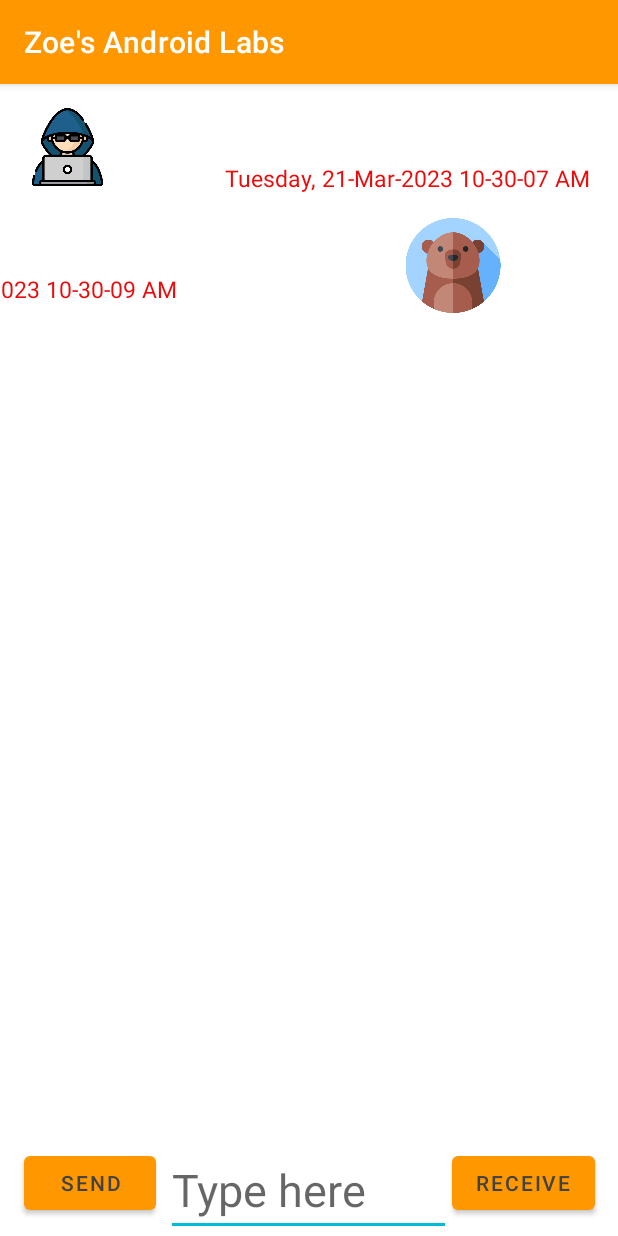
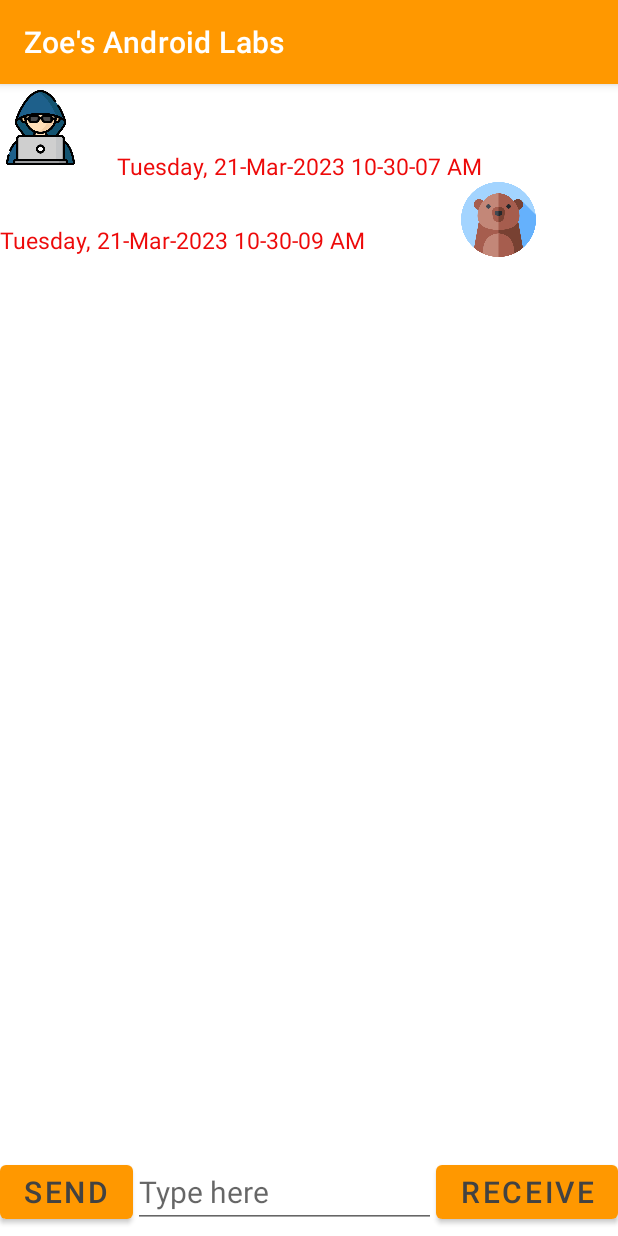
Before and after one commit to zoegong0019/Zoe_AndroidLabs, an Android app: the screen it shows after launch (ChatRoom), after a tap on "RECEIVE", on a phone screen of 412 x 824 dp. Run offline under Robolectric (Android 15) with nearby library versions, the light colour scheme and no system bars; our stand-ins replace Room's generated code; 1 other tap on this screen came first.

Commit message:
Finished week8

```diff
--- a/app/src/main/java/algonquin/cst2335/gong0019/data/ChatViewModel.java
+++ b/app/src/main/java/algonquin/cst2335/gong0019/data/ChatViewModel.java
@@ -7,4 +7,6 @@ import java.util.ArrayList;
 
 public class ChatViewModel extends ViewModel {
     public MutableLiveData<ArrayList<ChatMessage>> messages = new MutableLiveData<>();
+    public MutableLiveData<ChatMessage> selectedmessages = new MutableLiveData<>();
+
 }
--- /dev/null
+++ b/app/src/main/res/layout-sw600dp/activity_chat_room.xml
@@ -0,0 +1,67 @@
+<?xml version="1.0" encoding="utf-8"?>
+
+<androidx.constraintlayout.widget.ConstraintLayout
+    xmlns:android="http://schemas.android.com/apk/res/android"
+    xmlns:app="http://schemas.android.com/apk/res-auto"
+    xmlns:tools="http://schemas.android.com/tools"
+    android:layout_width="match_parent"
+    android:layout_height="match_parent"
+    tools:context=".ChatRoom">
+
+<androidx.recyclerview.widget.RecyclerView
+    android:id="@+id/recyclerview"
+    android:layout_width="300dp"
+    android:layout_height="0dp"
+    app:layout_constraintBottom_toBottomOf="parent"
+    app:layout_constraintStart_toStartOf="parent"
+    app:layout_constraintTop_toTopOf="parent"
+    app:layout_constraintVertical_bias="0.00"  />
+
+    <Button
+        android:id="@+id/button"
+        android:layout_width="wrap_content"
+        android:layout_height="wrap_content"
+        android:layout_marginBottom="5dp"
+        android:text="@string/send"
+        android:textColor="#424242"
+        android:textSize="20sp"
+        app:layout_constraintBottom_toBottomOf="parent"
+        app:layout_constraintStart_toStartOf="parent"
+        tools:ignore="TextSizeCheck" />
+
+    <EditText
+        android:id="@+id/textInput"
+        android:layout_width="0dp"
+        android:layout_height="wrap_content"
+        android:layout_marginBottom="5dp"
+        android:hint="@string/type"
+        android:textSize="20sp"
+        app:layout_constraintBottom_toBottomOf="parent"
+        app:layout_constraintEnd_toStartOf="@+id/button1"
+        app:layout_constraintStart_toEndOf="@+id/button"
+        android:inputType="text"
+        android:autofillHints="" />
+
+    <Button
+        android:id="@+id/button1"
+        android:layout_width="wrap_content"
+        android:layout_height="48dp"
+        android:text="@string/receive"
+        android:textColor="#424242"
+        android:textSize="20sp"
+        app:layout_constraintBottom_toBottomOf="@id/button"
+        app:layout_constraintEnd_toStartOf="@+id/fragmentLocation"
+        app:layout_constraintTop_toTopOf="@+id/button"
+        tools:ignore="TextSizeCheck" />
+
+            <FrameLayout
+                android:id="@+id/fragmentLocation"
+                android:layout_width="0dp"
+                android:layout_height="0dp"
+                android:background="@color/purple_200"
+                app:layout_constraintBottom_toBottomOf="parent"
+                app:layout_constraintEnd_toEndOf="parent"
+                app:layout_constraintStart_toEndOf="@+id/recyclerview"
+                app:layout_constraintTop_toTopOf="parent" ></FrameLayout>
+
+    </androidx.constraintlayout.widget.ConstraintLayout>
--- a/app/src/main/res/layout/activity_chat_room.xml
+++ b/app/src/main/res/layout/activity_chat_room.xml
@@ -1,60 +1,65 @@
 <?xml version="1.0" encoding="utf-8"?>
 
-<androidx.constraintlayout.widget.ConstraintLayout
+<LinearLayout
     xmlns:android="http://schemas.android.com/apk/res/android"
     xmlns:app="http://schemas.android.com/apk/res-auto"
     xmlns:tools="http://schemas.android.com/tools"
     android:layout_width="match_parent"
     android:layout_height="match_parent"
-    tools:context=".ChatRoom">
+    tools:context=".ChatRoom"
+    android:orientation="horizontal">
+
+        <FrameLayout
+            android:id="@+id/fragmentLocation"
+            android:layout_width="match_parent"
+            android:layout_height="match_parent">
+
+        <androidx.constraintlayout.widget.ConstraintLayout
+            android:layout_width="match_parent"
+            android:layout_height="match_parent">
+
+                <androidx.recyclerview.widget.RecyclerView
+                    android:id="@+id/recyclerview"
+                    android:layout_width="0dp"
+                    android:layout_height="0dp"
+                    app:layout_constraintBottom_toBottomOf="parent"
+                    app:layout_constraintEnd_toEndOf="parent"
+                    app:layout_constraintStart_toStartOf="parent"
+                    app:layout_constraintTop_toTopOf="parent"/>
 
         <Button
             android:id="@+id/button"
             android:layout_width="wrap_content"
             android:layout_height="wrap_content"
+            android:layout_marginBottom="5dp"
+            android:textSize="20dp"
             android:text="@string/send"
             android:textColor="#424242"
             app:layout_constraintBottom_toBottomOf="parent"
-            app:layout_constraintEnd_toEndOf="parent"
-            app:layout_constraintHorizontal_bias="0.049"
-            app:layout_constraintStart_toStartOf="parent"
-            app:layout_constraintTop_toTopOf="parent"
-            app:layout_constraintVertical_bias="0.984" />
+            app:layout_constraintStart_toStartOf="parent" />
 
         <EditText
             android:id="@+id/textInput"
-            android:layout_width="190dp"
+            android:layout_width="0dp"
             android:layout_height="wrap_content"
-            android:layout_marginTop="32dp"
+            android:layout_marginBottom="5dp"
             android:autofillHints=""
             android:hint="@string/type"
-            android:textSize="30sp"
+            android:textSize="20dp"
             app:layout_constraintBottom_toBottomOf="parent"
-            app:layout_constraintEnd_toEndOf="parent"
-            app:layout_constraintHorizontal_bias="0.497"
-            app:layout_constraintStart_toStartOf="parent"
-            app:layout_constraintTop_toTopOf="parent"
-            app:layout_constraintVertical_bias="1.0"
-            tools:ignore="TextFields,VisualLintTextFieldSize" />
+            app:layout_constraintEnd_toStartOf="@+id/button1"
+            app:layout_constraintStart_toEndOf="@+id/button" />
 
         <Button
             android:id="@+id/button1"
             android:layout_width="wrap_content"
             android:layout_height="wrap_content"
+            android:layout_marginBottom="5dp"
             android:text="@string/receive"
             android:textColor="#424242"
+            android:textSize="20dp"
             app:layout_constraintBottom_toBottomOf="parent"
-            app:layout_constraintEnd_toEndOf="parent"
-            app:layout_constraintHorizontal_bias="0.952"
-            app:layout_constraintStart_toStartOf="parent"
-            app:layout_constraintTop_toTopOf="parent"
-            app:layout_constraintVertical_bias="0.984" />
-
-        <androidx.recyclerview.widget.RecyclerView
-            android:id="@+id/recyclerview"
-            android:layout_width="409dp"
-            android:layout_height="wrap_content"
-            app:layout_constraintStart_toStartOf="parent"
-            app:layout_constraintTop_toTopOf="parent" />
-
-</androidx.constraintlayout.widget.ConstraintLayout>
+            app:layout_constraintEnd_toEndOf="parent" />
+            </androidx.constraintlayout.widget.ConstraintLayout>
+        </FrameLayout>
+    </LinearLayout>
--- a/app/src/main/res/layout/receive_message.xml
+++ b/app/src/main/res/layout/receive_message.xml
@@ -3,43 +3,35 @@
     xmlns:app="http://schemas.android.com/apk/res-auto"
     xmlns:tools="http://schemas.android.com/tools"
     android:layout_width="match_parent"
-    android:layout_height="match_parent">
+    android:layout_height="wrap_content">
 
     <TextView
         android:id="@+id/message"
         android:layout_width="wrap_content"
         android:layout_height="wrap_content"
-        android:layout_marginStart="156dp"
-        android:layout_marginTop="32dp"
         android:text="@string/message_goes_here"
-        android:textSize="20sp"
+        android:textSize="22dp"
         app:layout_constraintEnd_toStartOf="@+id/imageView"
-        app:layout_constraintStart_toStartOf="parent"
         app:layout_constraintTop_toTopOf="parent" />
 
     <TextView
         android:id="@+id/time"
         android:layout_width="wrap_content"
         android:layout_height="wrap_content"
-        android:layout_marginTop="52dp"
-        android:layout_marginEnd="292dp"
+        android:layout_marginTop="28dp"
+        android:layout_marginEnd="64dp"
+
         android:text="@string/time_goes_here"
-        android:textSize="15sp"
-        app:layout_constraintBottom_toBottomOf="parent"
-        app:layout_constraintEnd_toEndOf="parent"
-        app:layout_constraintTop_toTopOf="parent"
-        app:layout_constraintVertical_bias="0.056"
-        tools:ignore="VisualLintBounds" />
+        android:textSize="15dp"
+        app:layout_constraintEnd_toStartOf="@+id/message"
+        app:layout_constraintTop_toTopOf="@+id/message"
+        tools:ignore="TextSizeCheck" />
 
     <ImageView
         android:id="@+id/imageView"
-        android:layout_width="73dp"
-        android:layout_height="63dp"
-        android:layout_marginTop="16dp"
-        android:layout_marginEnd="16dp"
-        android:contentDescription="@string/todo"
+        android:layout_width="50dp"
+        android:layout_height="50dp"
         app:layout_constraintEnd_toEndOf="parent"
-        app:layout_constraintStart_toEndOf="@+id/message"
         app:layout_constraintTop_toTopOf="parent"
         app:srcCompat="@drawable/bear" />
 
--- a/app/src/main/res/layout/sent_message.xml
+++ b/app/src/main/res/layout/sent_message.xml
@@ -3,16 +3,17 @@
     xmlns:app="http://schemas.android.com/apk/res-auto"
     xmlns:tools="http://schemas.android.com/tools"
     android:layout_width="match_parent"
-    android:layout_height="match_parent">
+    android:layout_height="wrap_content">
 
     <TextView
         android:id="@+id/message"
         android:layout_width="wrap_content"
         android:layout_height="wrap_content"
-        android:layout_marginStart="92dp"
-        android:layout_marginTop="32dp"
+        android:layout_marginTop="4dp"
         android:text="@string/message_goes_here"
-        android:textSize="20sp"
+        android:textSize="22dp"
+        app:layout_constraintEnd_toEndOf="parent"
+        app:layout_constraintHorizontal_bias="0.243"
         app:layout_constraintStart_toStartOf="parent"
         app:layout_constraintTop_toTopOf="parent" />
 
@@ -20,25 +21,23 @@
         android:id="@+id/time"
         android:layout_width="wrap_content"
         android:layout_height="wrap_content"
-        android:layout_marginTop="52dp"
-        android:layout_marginEnd="16dp"
+        android:layout_marginTop="40dp"
+
         android:text="@string/time_goes_here"
-        android:textSize="15sp"
-        app:layout_constraintBottom_toBottomOf="parent"
+        android:textSize="15dp"
         app:layout_constraintEnd_toEndOf="parent"
-        app:layout_constraintTop_toTopOf="parent"
-        app:layout_constraintVertical_bias="0.057"
-        tools:ignore="VisualLintBounds" />
+        app:layout_constraintHorizontal_bias="0.746"
+        app:layout_constraintStart_toEndOf="@+id/message"
+        app:layout_constraintTop_toTopOf="@+id/message"
+        tools:ignore="TextSizeCheck" />
 
     <ImageView
-        android:id="@+id/imageView2"
-        android:layout_width="59dp"
-        android:layout_height="52dp"
-        android:layout_marginStart="16dp"
-        android:layout_marginTop="16dp"
-        android:layout_marginEnd="336dp"
-        android:contentDescription="@string/image"
+        android:id="@+id/imageView"
+        android:layout_width="50dp"
+        android:layout_height="50dp"
+        android:layout_marginTop="4dp"
         app:layout_constraintEnd_toEndOf="parent"
+        app:layout_constraintHorizontal_bias="0.008"
         app:layout_constraintStart_toStartOf="parent"
         app:layout_constraintTop_toTopOf="parent"
         app:srcCompat="@drawable/hacker" />
--- a/app/src/main/res/values/colors.xml
+++ b/app/src/main/res/values/colors.xml
@@ -7,4 +7,6 @@
     <color name="black">#FF000000</color>
     <color name="white">#FFFFFFFF</color>
     <color name="my_text">#ED0A0A</color>
+    <color name="purple_200">#CE8ADA</color>
+
 </resources>
--- a/app/src/main/res/values/strings.xml
+++ b/app/src/main/res/values/strings.xml
@@ -9,7 +9,10 @@
         <string name="type">Type here</string>
         <string name="message_goes_here">Message goes here</string>
         <string name="time_goes_here">Time goes here</string>
+        <string name="send_receive">Send receive goes here</string>
+        <string name="databaseId">Database id goes here</string>
         <string name="todo">TODO</string>
         <string name="image">TODO</string>
+        <string name="icon">icon</string>
 
     </resources>
```
Also changed, not shown: app/src/main/java/algonquin/cst2335/gong0019/ChatRoom.java (+17 -0 lines), app/src/main/java/algonquin/cst2335/gong0019/MainActivity.java (+5 -2 lines), app/src/main/java/algonquin/cst2335/gong0019/data/MessageDetailsFragment.java (added, +42 -0 lines), app/src/main/res/layout/details_layout.xml (added, +46 -0 lines).
